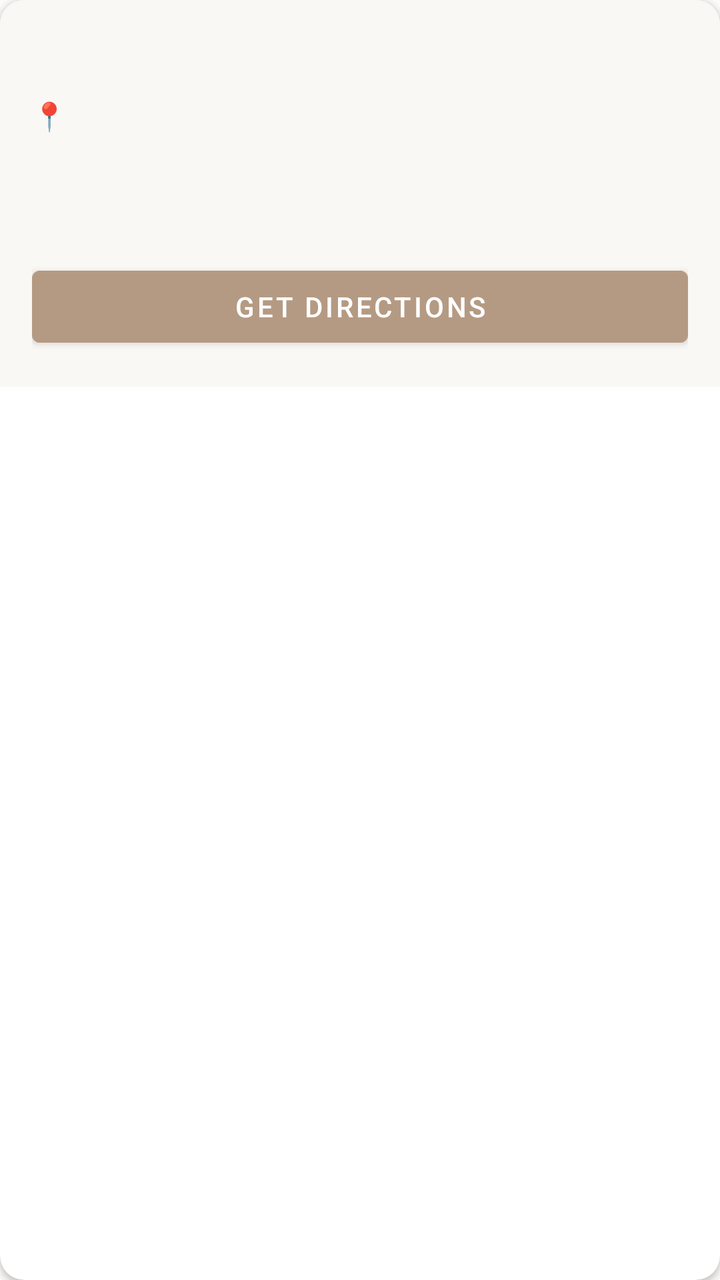
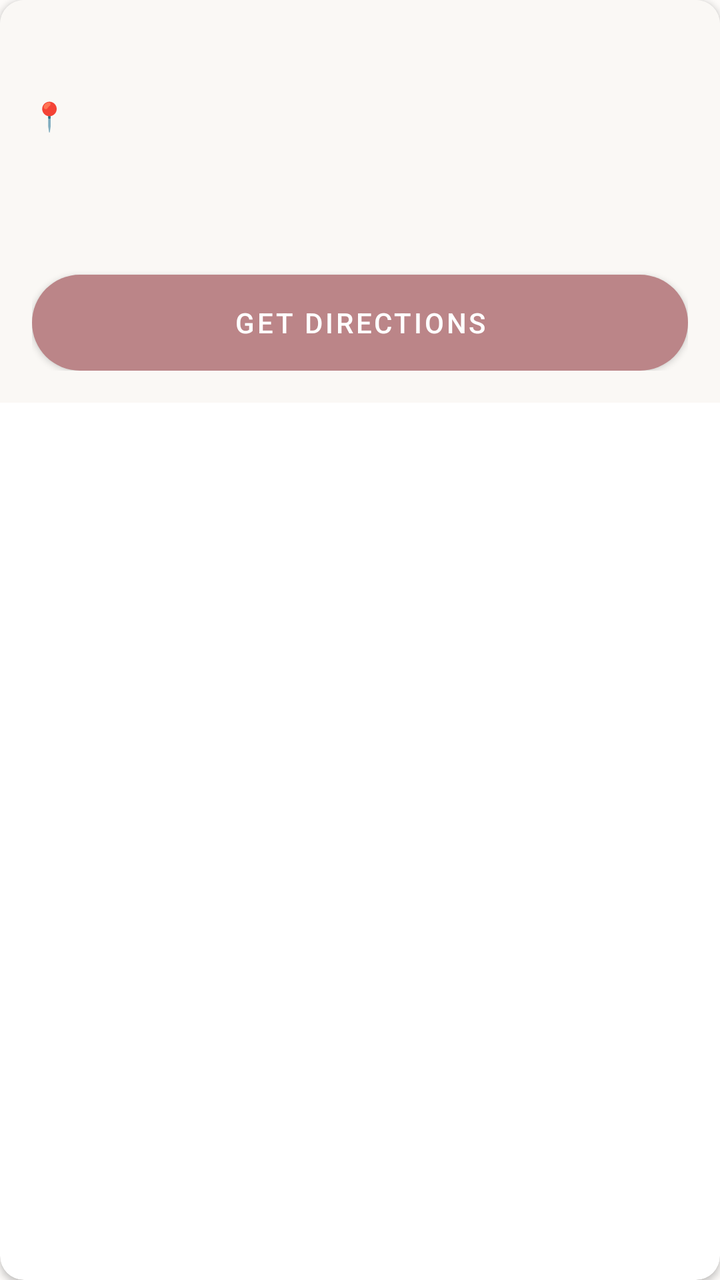

An Android layout rendered at two revisions. The XML below is the earlier revision; the diff shows what the commit changed to produce the second picture.
<!-- AndroidManifest.xml: application theme Theme.OutfitStudio -->
<!-- res/layout/item_donation_center.xml -->
<?xml version="1.0" encoding="utf-8"?>
<androidx.cardview.widget.CardView xmlns:android="http://schemas.android.com/apk/res/android"
    xmlns:app="http://schemas.android.com/apk/res-auto"
    android:layout_width="match_parent"
    android:layout_height="wrap_content"
    android:layout_marginBottom="16dp"
    app:cardCornerRadius="12dp"
    app:cardElevation="2dp">

    <LinearLayout
        android:layout_width="match_parent"
        android:layout_height="wrap_content"
        android:orientation="vertical"
        android:padding="16dp"
        android:background="#FAF8F5">

        <TextView
            android:id="@+id/tvName"
            android:layout_width="match_parent"
            android:layout_height="wrap_content"
            android:textSize="18sp"
            android:textStyle="bold"
            android:textColor="#333333"
            android:layout_marginBottom="8dp" />

        <LinearLayout
            android:layout_width="match_parent"
            android:layout_height="wrap_content"
            android:orientation="horizontal"
            android:layout_marginBottom="4dp">

            <TextView
                android:layout_width="wrap_content"
                android:layout_height="wrap_content"
                android:text="📍 " />

            <TextView
                android:id="@+id/tvAddress"
                android:layout_width="0dp"
                android:layout_height="wrap_content"
                android:layout_weight="1"
                android:textSize="14sp"
                android:textColor="#555555" />
        </LinearLayout>

        <TextView
            android:id="@+id/tvHours"
            android:layout_width="match_parent"
            android:layout_height="wrap_content"
            android:layout_marginBottom="4dp"
            android:drawablePadding="8dp"
            android:textSize="14sp"
            android:textColor="#555555" />

        <TextView
            android:id="@+id/tvPhone"
            android:layout_width="match_parent"
            android:layout_height="wrap_content"
            android:layout_marginBottom="12dp"
            android:drawablePadding="8dp"
            android:textSize="14sp"
            android:textColor="#555555" />

        <Button
            android:id="@+id/btnGetDirections"
            android:layout_width="match_parent"
            android:layout_height="wrap_content"
            android:backgroundTint="#B59A83"
            android:textColor="#FFFFFF"
            android:text="Get Directions"
            android:layout_marginTop="4dp" />
    </LinearLayout>

</androidx.cardview.widget.CardView>
<!-- resources referenced by this layout -->
<resources>
  <style name="Theme.OutfitStudio" parent="Theme.MaterialComponents.Light.NoActionBar">
          <item name="android:textColor">@color/on_background</item>
          <item name="android:textColorHint">@color/text_hint</item>
          
          <item name="colorPrimary">@color/primary</item>
          <item name="colorPrimaryVariant">@color/primary_variant</item>
          <item name="colorOnPrimary">@color/on_primary</item>
          
          <item name="colorSecondary">@color/primary</item>
          <item name="colorSecondaryVariant">@color/primary_variant</item>
          <item name="colorOnSecondary">@color/on_primary</item>
          
          <item name="android:colorBackground">@color/background</item>
          <item name="colorSurface">@color/surface</item>
          
          <item name="android:statusBarColor">@color/background</item>
          <item name="android:windowLightStatusBar">true</item>
      </style>
  <color name="on_background">#3E3C3A</color>
  <color name="text_hint">#A09D9B</color>
  <color name="primary">#BB8588</color>
  <color name="primary_variant">#BB8588</color>
  <color name="on_primary">#FFFFFF</color>
  <color name="background">#FDFBF9</color>
  <color name="surface">#FFFFFF</color>
</resources>

<!-- the commit's change to res/layout/item_donation_center.xml (unified diff, before → after) -->
@@ -65,10 +65,11 @@
             android:id="@+id/btnGetDirections"
             android:layout_width="match_parent"
             android:layout_height="wrap_content"
-            android:backgroundTint="#B59A83"
-            android:textColor="#FFFFFF"
             android:text="Get Directions"
-            android:layout_marginTop="4dp" />
+            android:textColor="@color/on_primary"
+            android:background="@drawable/bg_button_rounded"
+            android:layout_marginTop="12dp"
+            app:backgroundTint="@null" />
     </LinearLayout>
 
 </androidx.cardview.widget.CardView>
<!-- resource entries referenced after the edit -->
@@ -23,6 +23,13 @@
   <color name="primary">#BB8588</color>
   <color name="primary_variant">#BB8588</color>
   <color name="on_primary">#FFFFFF</color>
+  <!-- drawable bg_button_rounded (drawable) -->
+  <?xml version="1.0" encoding="utf-8"?>
+  <shape xmlns:android="http://schemas.android.com/apk/res/android"
+      android:shape="rectangle">
+      <solid android:color="@color/primary"/>
+      <corners android:radius="24dp"/>
+  </shape>
   <color name="background">#FDFBF9</color>
   <color name="surface">#FFFFFF</color>
 </resources>
